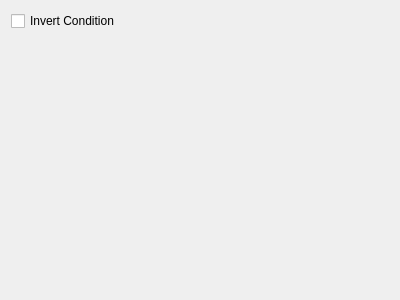
The window that plugins/Conditions/LipDetection/createlipdetectionconditionwidget.ui (KDE/simon) describes before a commit, drawn with Qt 5.
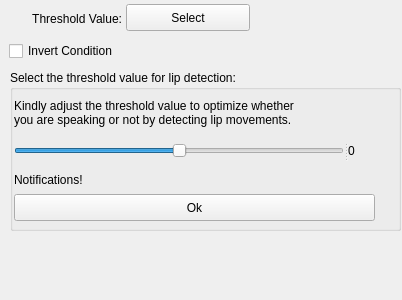
The same window after the commit.

Commit message: Adding feature for modifying threshold value for lip detection context condition dynamically

```diff
--- a/plugins/Conditions/LipDetection/createlipdetectionconditionwidget.ui
+++ b/plugins/Conditions/LipDetection/createlipdetectionconditionwidget.ui
@@ -6,41 +6,202 @@
    <rect>
     <x>0</x>
     <y>0</y>
-    <width>400</width>
+    <width>402</width>
     <height>300</height>
    </rect>
   </property>
-  <layout class="QVBoxLayout" name="verticalLayout">
-   <item>
-    <widget class="QCheckBox" name="cbInverted">
-     <property name="toolTip">
-      <string>An inverted condition is satisfied when its specified details are NOT true</string>
-     </property>
-     <property name="whatsThis">
-      <string>An inverted condition is satisfied when its specified details are NOT true</string>
-     </property>
+  <widget class="QPushButton" name="pbSelect">
+   <property name="geometry">
+    <rect>
+     <x>126</x>
+     <y>4</y>
+     <width>124</width>
+     <height>27</height>
+    </rect>
+   </property>
+   <property name="text">
+    <string>Select</string>
+   </property>
+  </widget>
+  <widget class="QLabel" name="lblThresholdValue">
+   <property name="geometry">
+    <rect>
+     <x>10</x>
+     <y>10</y>
+     <width>112</width>
+     <height>17</height>
+    </rect>
+   </property>
+   <property name="text">
+    <string>Threshold Value:</string>
+   </property>
+   <property name="alignment">
+    <set>Qt::AlignRight|Qt::AlignTrailing|Qt::AlignVCenter</set>
+   </property>
+  </widget>
+  <widget class="QCheckBox" name="cbInverted">
+   <property name="geometry">
+    <rect>
+     <x>9</x>
+     <y>40</y>
+     <width>139</width>
+     <height>22</height>
+    </rect>
+   </property>
+   <property name="toolTip">
+    <string>An inverted condition is satisfied when its specified details are NOT true</string>
+   </property>
+   <property name="whatsThis">
+    <string>An inverted condition is satisfied when its specified details are NOT true</string>
+   </property>
+   <property name="layoutDirection">
+    <enum>Qt::LeftToRight</enum>
+   </property>
+   <property name="text">
+    <string>Invert Condition</string>
+   </property>
+  </widget>
+  <widget class="QWidget" name="layoutWidget">
+   <property name="geometry">
+    <rect>
+     <x>0</x>
+     <y>0</y>
+     <width>2</width>
+     <height>2</height>
+    </rect>
+   </property>
+   <layout class="QFormLayout" name="formLayout"/>
+  </widget>
+  <widget class="QSplitter" name="splitter_3">
+   <property name="geometry">
+    <rect>
+     <x>0</x>
+     <y>0</y>
+     <width>0</width>
+     <height>0</height>
+    </rect>
+   </property>
+   <property name="orientation">
+    <enum>Qt::Vertical</enum>
+   </property>
+  </widget>
+  <widget class="QGroupBox" name="groupBox">
+   <property name="geometry">
+    <rect>
+     <x>10</x>
+     <y>70</y>
+     <width>391</width>
+     <height>161</height>
+    </rect>
+   </property>
+   <property name="title">
+    <string>Select the threshold value for lip detection:</string>
+   </property>
+   <widget class="QLabel" name="lblNotification">
+    <property name="geometry">
+     <rect>
+      <x>4</x>
+      <y>101</y>
+      <width>91</width>
+      <height>17</height>
+     </rect>
+    </property>
+    <property name="text">
+     <string>Notifications!</string>
+    </property>
+   </widget>
+   <widget class="QLabel" name="lblThreshold">
+    <property name="geometry">
+     <rect>
+      <x>4</x>
+      <y>26</y>
+      <width>358</width>
+      <height>34</height>
+     </rect>
+    </property>
+    <property name="lineWidth">
+     <number>2</number>
+    </property>
+    <property name="text">
+     <string>Kindly adjust the threshold value to optimize whether
+you are speaking or not by detecting lip movements. </string>
+    </property>
+   </widget>
+   <widget class="QSplitter" name="splitter_2">
+    <property name="geometry">
+     <rect>
+      <x>4</x>
+      <y>66</y>
+      <width>361</width>
+      <height>29</height>
+     </rect>
+    </property>
+    <property name="orientation">
+     <enum>Qt::Horizontal</enum>
+    </property>
+    <widget class="QSlider" name="horizontalSlider">
      <property name="layoutDirection">
       <enum>Qt::LeftToRight</enum>
      </property>
-     <property name="text">
-      <string>Invert Condition</string>
+     <property name="autoFillBackground">
+      <bool>false</bool>
      </property>
-    </widget>
-   </item>
-   <item>
-    <spacer name="verticalSpacer">
+     <property name="minimum">
+      <number>-50</number>
+     </property>
+     <property name="maximum">
+      <number>50</number>
+     </property>
+     <property name="value">
+      <number>0</number>
+     </property>
+     <property name="sliderPosition">
+      <number>0</number>
+     </property>
+     <property name="tracking">
+      <bool>true</bool>
+     </property>
      <property name="orientation">
-      <enum>Qt::Vertical</enum>
+      <enum>Qt::Horizontal</enum>
      </property>
-     <property name="sizeHint" stdset="0">
-      <size>
-       <width>20</width>
-       <height>260</height>
-      </size>
+     <property name="invertedAppearance">
+      <bool>false</bool>
      </property>
-    </spacer>
-   </item>
-  </layout>
+     <property name="invertedControls">
+      <bool>false</bool>
+     </property>
+    </widget>
+    <widget class="QLabel" name="lblSilderValue">
+     <property name="text">
+      <string>0</string>
+     </property>
+    </widget>
+   </widget>
+   <widget class="QSplitter" name="splitter">
+    <property name="geometry">
+     <rect>
+      <x>4</x>
+      <y>124</y>
+      <width>361</width>
+      <height>27</height>
+     </rect>
+    </property>
+    <property name="orientation">
+     <enum>Qt::Horizontal</enum>
+    </property>
+    <widget class="QPushButton" name="pbOk">
+     <property name="text">
+      <string>Ok</string>
+     </property>
+    </widget>
+   </widget>
+  </widget>
+  <zorder>splitter_3</zorder>
+  <zorder>splitter_4</zorder>
+  <zorder>pbSelect</zorder>
+  <zorder>lblThresholdValue</zorder>
+  <zorder>cbInverted</zorder>
+  <zorder>layoutWidget</zorder>
  </widget>
  <tabstops>
   <tabstop>cbInverted</tabstop>
```
Left out of the diff: 1 changed line with no effect on the pictures. The commit also changes 6 other files.
